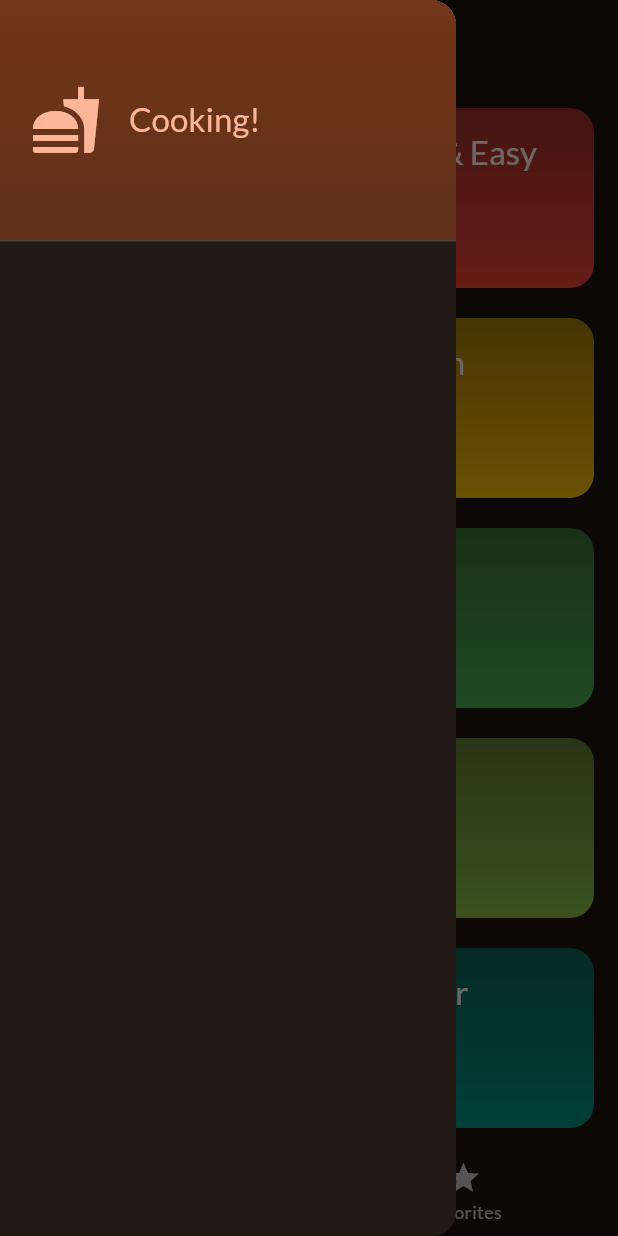
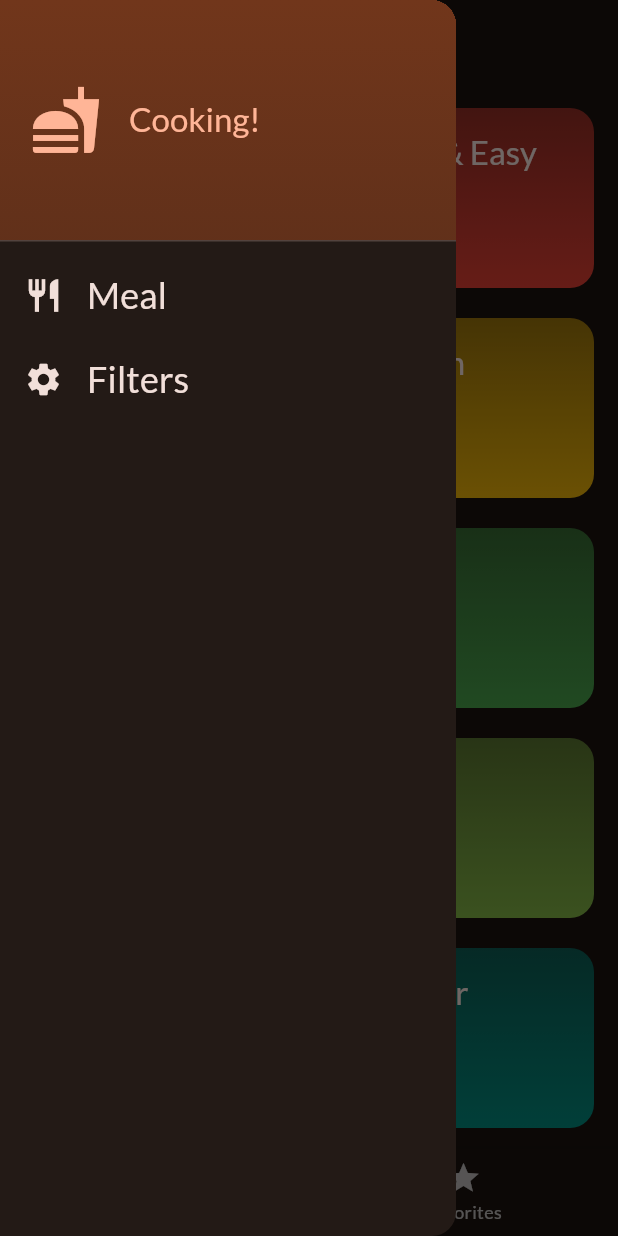
Before and after one commit to Sandipshrestha1/meals_app, a Flutter app: the screen it shows after launch, with the side drawer open, on a phone screen of 412 x 824 dp. Run offline on Flutter 3.47's test engine with Material 3 defaults, Android fonts, the phone set to English and light mode, and no system bars; our stand-ins replace google_fonts, transparent_image.

Commit message:
working to add filters

```diff
--- a/lib/screens/tabs.dart
+++ b/lib/screens/tabs.dart
@@ -47,6 +47,20 @@ class _TabsScreenState extends State<TabsScreen> {
     });
   }
 
+  void _setScreen(String identifier) {
+if (identifier == 'filters'){
+
+} else {
+
+
+
+  Navigator.of(context).pop();
+}
+
+
+
+  }
+
   @override
   Widget build(BuildContext context) {
     Widget activePage = Categories(
@@ -66,7 +80,7 @@ class _TabsScreenState extends State<TabsScreen> {
       appBar: AppBar(
         title: Text(activePageTitle),
       ),
-      drawer:const  MainDrawer(),
+      drawer: MainDrawer(onSelectScreen: _setScreen),
       body: activePage,
       bottomNavigationBar: BottomNavigationBar(
         onTap: _selectPage,
--- a/lib/widgets/main_drawer.dart
+++ b/lib/widgets/main_drawer.dart
@@ -1,7 +1,12 @@
 import 'package:flutter/material.dart';
 
 class MainDrawer extends StatelessWidget {
-  const MainDrawer({super.key});
+  const MainDrawer({super.key, required this.onSelectScreen});
+
+
+
+
+  final void Function(String identifier) onSelectScreen;
 
   @override
   Widget build(BuildContext context) {
@@ -14,10 +19,7 @@ class MainDrawer extends StatelessWidget {
                 gradient: LinearGradient(
               colors: [
                 Theme.of(context).colorScheme.primaryContainer,
-                  Theme.of(context)
-                      .colorScheme
-                      .primaryContainer
-                      .withOpacity(0.8),
+                Theme.of(context).colorScheme.primaryContainer.withOpacity(0.8),
               ],
               begin: Alignment.topLeft,
               end: Alignment.bottomLeft,
@@ -39,7 +41,37 @@ class MainDrawer extends StatelessWidget {
                       ),
                 ),
               ],
-              ))
+            ),
+          ),
+          ListTile(
+            leading: Icon(Icons.restaurant,
+                size: 26, color: Theme.of(context).colorScheme.onBackground),
+            title: Text(
+              "Meal",
+              style: Theme.of(context).textTheme.titleSmall!.copyWith(
+                  color: Theme.of(context).colorScheme.onBackground,
+                  fontSize: 24),
+            ),
+            onTap: () {
+
+onSelectScreen('meals');
+
+            },
+          ),
+          ListTile(
+            leading: Icon(Icons.settings,
+                size: 26, color: Theme.of(context).colorScheme.onBackground),
+            title: Text("Filters",
+                style: Theme.of(context).textTheme.titleSmall!.copyWith(
+                      color: Theme.of(context).colorScheme.onBackground,
+                      fontSize: 24,
+                    ),
+                    ),
+                    onTap:() {
+                      onSelectScreen('filters');
+
+                    },
+          ),
         ],
       ),
     );
```
Also changed, not shown: lib/screens/filters.dart (added, +29 -0 lines). Lines whose indentation alone changed are shown as unchanged.
